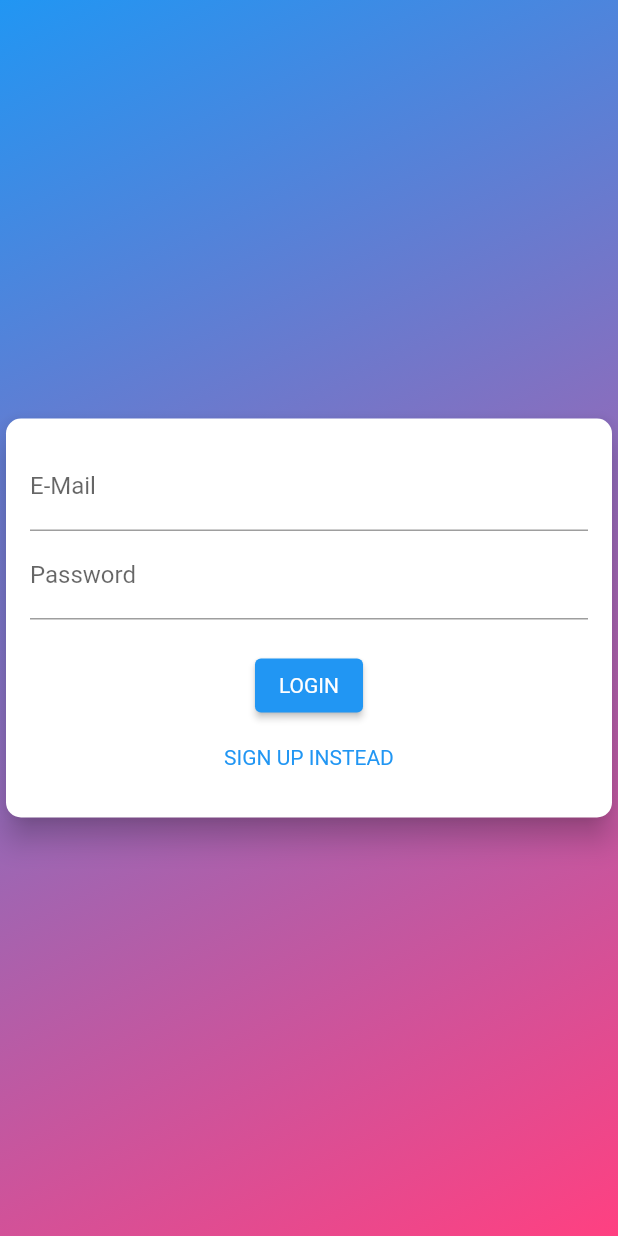
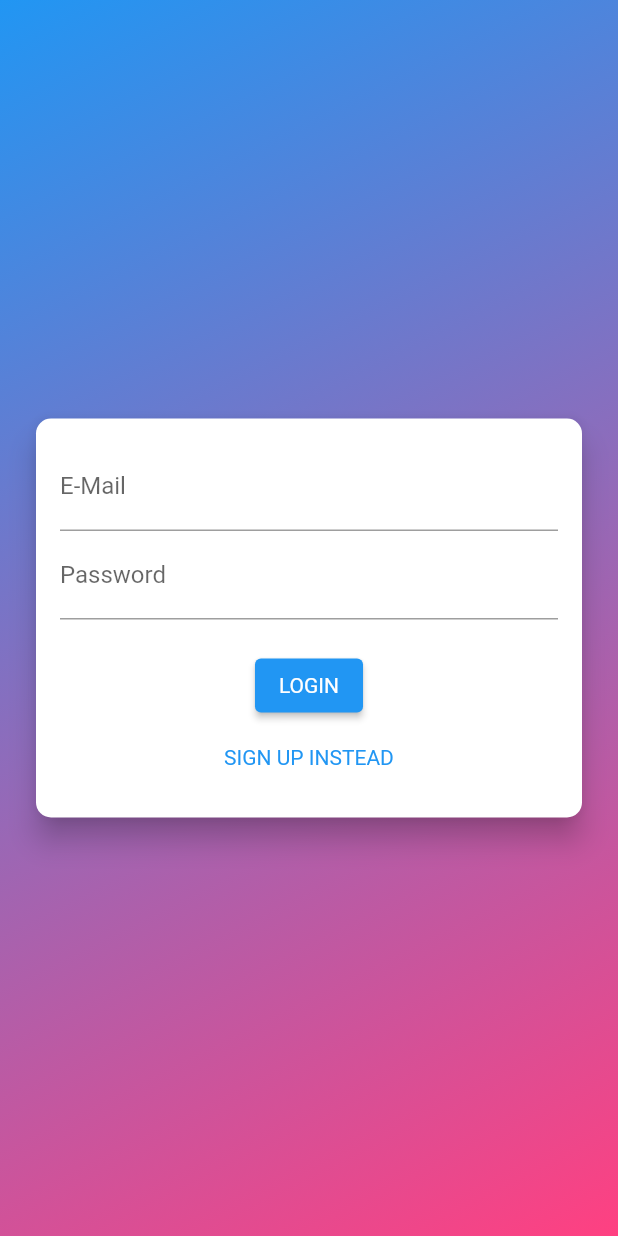
Before and after one commit to HuyTranHoang/flutter_my_app, a Flutter app: the screen it shows after launch, on a phone screen of 412 x 824 dp. Run offline on Flutter 3.47's test engine with Material 2 defaults, Android fonts, the phone set to English and light mode, and no system bars.

Commit message:
Update padding card

```diff
--- a/lib/screen/auth_screen.dart
+++ b/lib/screen/auth_screen.dart
@@ -27,7 +27,10 @@ class AuthScreen extends StatelessWidget {
             child: Column(
               mainAxisAlignment: MainAxisAlignment.center,
               children: const <Widget>[
-                AuthCard(),
+                Padding(
+                  padding: EdgeInsets.all(20),
+                  child: AuthCard(),
+                )
               ],
             ),
           ),
```
